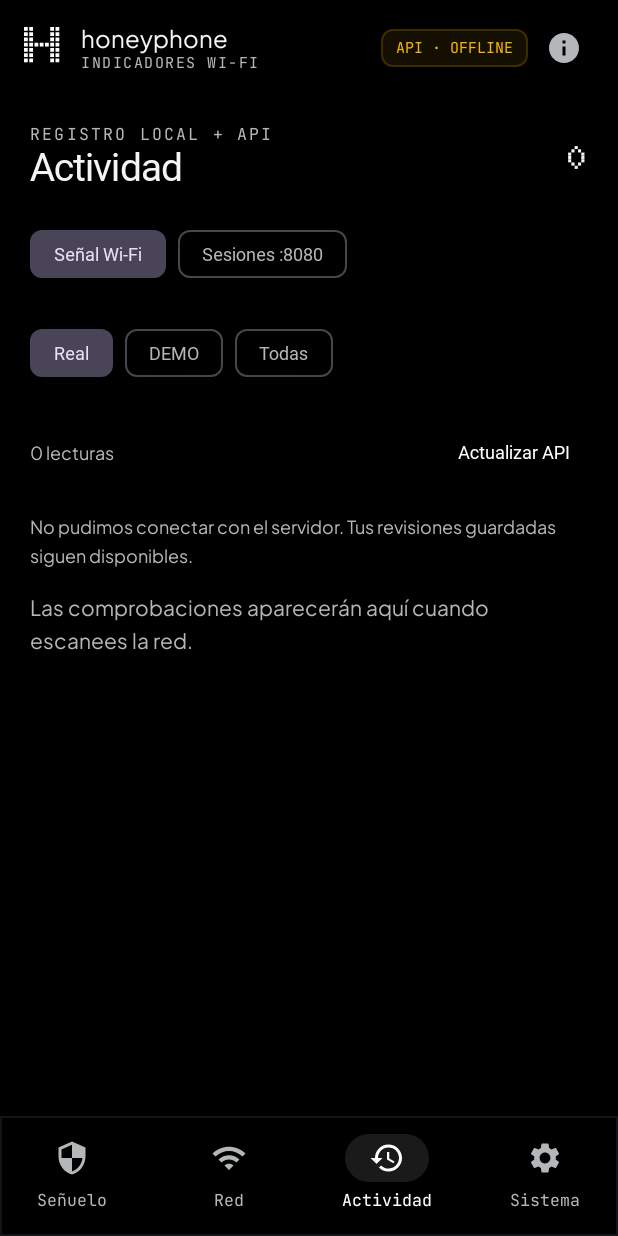
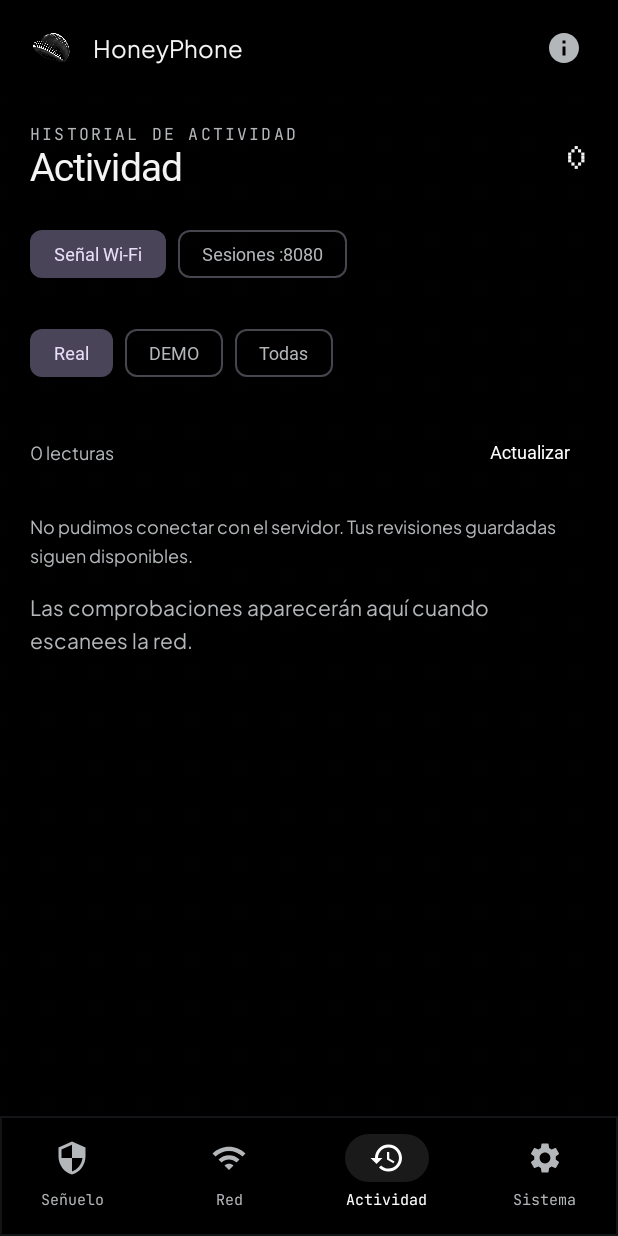
Before and after one commit to Fullgamer494/HoneyPhone-android, an Android app built with Jetpack Compose: the screen it shows after launch (MainActivity), item 3 of the bottom bar chosen, on a phone screen of 412 x 824 dp. Run offline under Robolectric (Android 15) with nearby library versions, the phone set to English and light mode, and no system bars; our stand-ins replace Room's generated code; network calls fail; pictures from the network do not load; Roboto replaces fonts that are not available here; 1 statement that could not run was skipped.

Commit message:
refactor: align app chrome and controls with flytrap identity

```diff
--- a/app/src/main/java/dev/honeyphone/app/ui/HoneyPhoneApp.kt
+++ b/app/src/main/java/dev/honeyphone/app/ui/HoneyPhoneApp.kt
@@ -19,17 +19,18 @@ import androidx.compose.ui.Alignment
 import androidx.compose.ui.Modifier
 import androidx.compose.ui.draw.clip
 import androidx.compose.ui.geometry.Offset
-import androidx.compose.ui.geometry.Size
 import androidx.compose.ui.graphics.*
 import androidx.compose.ui.graphics.drawscope.Stroke
 import androidx.compose.ui.graphics.vector.ImageVector
 import androidx.compose.ui.platform.LocalContext
+import androidx.compose.ui.res.painterResource
 import androidx.compose.ui.semantics.Role
 import androidx.compose.ui.text.font.FontWeight
 import androidx.compose.ui.unit.dp
 import androidx.compose.ui.unit.sp
 import androidx.core.content.FileProvider
 import dev.honeyphone.app.model.*
+import dev.honeyphone.app.R
 import java.io.File
 import java.text.DateFormat
 import java.util.Date
@@ -54,11 +55,6 @@ fun HoneyPhoneApp(viewModel: HoneyPhoneViewModel) {
         viewModel.clearMessage()
     }
     val canGoBack = state.destination in setOf(AppDestination.LIVE_REVIEW, AppDestination.DEMO_GALLERY, AppDestination.RESULT, AppDestination.DETAIL)
-    val apiIndicator = when(state.apiConnection) {
-        ApiConnectionState.CHECKING -> "API · ?" to HoneyStyle.Muted
-        ApiConnectionState.ONLINE -> "API · OK" to HoneyStyle.Lime
-        ApiConnectionState.OFFLINE -> "API · OFFLINE" to HoneyStyle.Amber
-    }
     BackHandler(enabled=canGoBack) { viewModel.goBack() }
     Box(Modifier.fillMaxSize()) {
         TechBackground()
@@ -68,11 +64,8 @@ fun HoneyPhoneApp(viewModel: HoneyPhoneViewModel) {
                 TopAppBar(
                     title={
                         Row(verticalAlignment=Alignment.CenterVertically, horizontalArrangement=Arrangement.spacedBy(10.dp)) {
-                            PixelMark(Modifier.size(28.dp))
-                            Column {
-                                Text("honeyphone", style=MaterialTheme.typography.titleMedium)
-                                Text("INDICADORES WI-FI", style=MaterialTheme.typography.labelSmall, color=HoneyStyle.Muted, letterSpacing=1.sp)
-                            }
+                            Image(painterResource(R.drawable.ic_honeyphone),contentDescription=null,modifier=Modifier.size(36.dp))
+                            Text("HoneyPhone", style=MaterialTheme.typography.titleMedium)
                         }
                     },
                     navigationIcon={
@@ -81,7 +74,6 @@ fun HoneyPhoneApp(viewModel: HoneyPhoneViewModel) {
                         }
                     },
                     actions={
-                        StatusPill(apiIndicator.first, apiIndicator.second)
                         IconButton(onClick={showQuickGuide=true}) { Icon(Icons.Default.Info,contentDescription="Guía y privacidad",tint=HoneyStyle.Muted) }
                         Spacer(Modifier.width(8.dp))
                     },
@@ -103,7 +95,7 @@ fun HoneyPhoneApp(viewModel: HoneyPhoneViewModel) {
                                 AppDestination.SETTINGS -> viewModel.openSettings()
                                 else -> viewModel.openHome()
                             }
-                        },icon={Icon(icon,contentDescription=null)},label={Text(label)},
+                        },icon={Icon(icon,contentDescription=null)},label={Text(label,maxLines=1,fontSize=10.sp)},
                             colors=NavigationBarItemDefaults.colors(selectedIconColor=HoneyStyle.Lime,
                                 selectedTextColor=HoneyStyle.Lime, indicatorColor=HoneyStyle.Lime.copy(alpha=0.1f),
                                 unselectedIconColor=HoneyStyle.Muted,unselectedTextColor=HoneyStyle.Muted))
@@ -113,7 +105,7 @@ fun HoneyPhoneApp(viewModel: HoneyPhoneViewModel) {
         ) { padding ->
             Box(Modifier.fillMaxSize().padding(padding)) {
                 when(state.destination) {
-                    AppDestination.HOME -> HomeScreen(state.networkLabelDraft,state.history,state.review,viewModel::setNetworkLabel,viewModel::openLivePreview,viewModel::openDemoGallery,viewModel::refreshApiStatus,viewModel::openHistoryReview,viewModel::syncCurrent,viewModel::exportCurrent,state.message)
+                    AppDestination.HOME -> HomeScreen(state.networkLabelDraft,state.history,state.review,viewModel::setNetworkLabel,viewModel::openLivePreview,viewModel::openDemoGallery,viewModel::openHistoryReview,viewModel::syncCurrent,viewModel::exportCurrent,state.message)
                     AppDestination.LIVE_REVIEW -> LiveScreen(state.working,state.message,viewModel::cancelReview)
                     AppDestination.DEMO_GALLERY -> DemoScreen(state.scenarios,viewModel::openDemo)
                     AppDestination.RESULT -> state.review?.let {
@@ -134,7 +126,7 @@ fun HoneyPhoneApp(viewModel: HoneyPhoneViewModel) {
                     AppDestination.HISTORY -> ActivityScreen(state.history,state.honeypotEvents,state.honeypotSessions,state.remoteHoneypotEvents,state.selectedHoneypotSessionId,state.honeypotRemoteMessage,state.working,state.message,viewModel::refreshHistory,viewModel::refreshHoneypotSessions,viewModel::clearHoneypotEvents,viewModel::openHistoryReview)
                     AppDestination.HONEYPOT -> HoneypotHomeScreen(state.honeypotStatus,state.honeypotEvents,
                         viewModel::startHoneypot,viewModel::stopHoneypot,viewModel::clearHoneypotEvents)
-                    AppDestination.SETTINGS -> SystemScreen(state.devices,state.deviceNameDraft,state.deviceMessage,state.currentInstallationId,viewModel::setDeviceName,viewModel::saveDeviceName,viewModel::revokeDevice,viewModel::refreshDevices,viewModel::openDemoGallery)
+                    AppDestination.SETTINGS -> SystemScreen(state.devices,state.deviceNameDraft,state.deviceMessage,state.currentInstallationId,state.apiConnection,viewModel::setDeviceName,viewModel::saveDeviceName,viewModel::revokeDevice,viewModel::refreshDevices,viewModel::refreshApiStatus,viewModel::openDemoGallery)
                 }
             }
         }
@@ -153,15 +145,6 @@ private fun TechBackground() {
         while(x<size.width){drawLine(HoneyStyle.Line.copy(alpha=0.11f),Offset(x,0f),Offset(x,size.height),0.5.dp.toPx());x+=step}
         var y=0f
         while(y<size.height){drawLine(HoneyStyle.Line.copy(alpha=0.11f),Offset(0f,y),Offset(size.width,y),0.5.dp.toPx());y+=step}
-    }
-}
-
-@Composable
-private fun PixelMark(modifier: Modifier=Modifier) {
-    Canvas(modifier) {
-        val pattern=listOf("1100011","1100011","1100011","1111111","1100011","1100011","1100011")
-        val unit=size.width/8f
-        pattern.forEachIndexed { y,row-> row.forEachIndexed { x,c->if(c=='1') drawRect(HoneyStyle.Lime,Offset(x*unit,y*unit),Size(unit*0.72f,unit*0.72f)) } }
     }
 }
 
@@ -211,16 +194,16 @@ private fun SecondaryAction(text: String,enabled: Boolean=true,icon: ImageVector
 
 @OptIn(ExperimentalMaterial3Api::class)
 @Composable
-private fun HomeScreen(label:String,history:List<ReviewHistoryItem>,review:ReviewPresentation?,onLabel:(String)->Unit,onLive: ()->Unit,onDemo: ()->Unit,onRefreshApi:()->Unit,onOpenReview:(String)->Unit,onSync:()->Unit,onExport:()->Unit,message:String?) {
+private fun HomeScreen(label:String,history:List<ReviewHistoryItem>,review:ReviewPresentation?,onLabel:(String)->Unit,onLive: ()->Unit,onDemo: ()->Unit,onOpenReview:(String)->Unit,onSync:()->Unit,onExport:()->Unit,message:String?) {
     var selectedSignal by remember { mutableStateOf<SignalPresentation?>(null) }
     val latest=history.filter { it.source==ReviewSource.LIVE }.maxByOrNull { it.createdAt }
     val metrics=latest?.wifiMetrics
     val latestReview=review?.takeIf { it.source==ReviewSource.LIVE && it.checkId==latest?.checkId }
     val signals=latestReview?.signals?.associateBy { it.kind }.orEmpty()
     Page {
-        Row(Modifier.fillMaxWidth(),horizontalArrangement=Arrangement.SpaceBetween,verticalAlignment=Alignment.CenterVertically) {
-            Column { Eyebrow("Red / lectura real",HoneyStyle.Muted); Text("Red Wi-Fi",style=MaterialTheme.typography.headlineSmall) }
-            StatusPill(if(latest==null)"SIN LECTURA" else syncLabel(latest.syncStatus),if(latest==null)HoneyStyle.Muted else syncColor(latest.syncStatus))
+        Column(verticalArrangement=Arrangement.spacedBy(4.dp)) {
+            Eyebrow("Red / lectura real",HoneyStyle.Muted)
+            Text("Red Wi-Fi",style=MaterialTheme.typography.headlineSmall)
         }
         Glass(accent=HoneyStyle.Line) {
             Row(Modifier.fillMaxWidth(),verticalAlignment=Alignment.CenterVertically,horizontalArrangement=Arrangement.spacedBy(18.dp)) {
@@ -240,10 +223,8 @@ private fun HomeScreen(label:String,history:List<ReviewHistoryItem>,review:Revie
                 label={Text("Etiqueta opcional")},placeholder={Text("Ej. Sala A")},isError=!validManualLabel(label))
             PrimaryAction("Escanear red",enabled=validManualLabel(label),onClick=onLive)
         }
-        Row(Modifier.fillMaxWidth(),horizontalArrangement=Arrangement.SpaceBetween,verticalAlignment=Alignment.CenterVertically) {
-            Eyebrow("Indicadores de la última revisión",HoneyStyle.Muted)
-            latest?.let { TextButton(onClick={onOpenReview(it.checkId)}) { Text("Ver informe") } }
-        }
+        Eyebrow("Última revisión",HoneyStyle.Muted)
+        latest?.let { TextButton(onClick={onOpenReview(it.checkId)}) { Text("Ver informe") } }
         Column(verticalArrangement=Arrangement.spacedBy(10.dp)) {
             Row(horizontalArrangement=Arrangement.spacedBy(10.dp)) {
                 SignalGridCell(SignalKind.WIFI_SECURITY,signals[SignalKind.WIFI_SECURITY],Modifier.weight(1f)){ signals[SignalKind.WIFI_SECURITY]?.let { selectedSignal=it } ?: latest?.let { onOpenReview(it.checkId) } }
@@ -254,12 +235,9 @@ private fun HomeScreen(label:String,history:List<ReviewHistoryItem>,review:Revie
                 SignalGridCell(SignalKind.HTTPS,signals[SignalKind.HTTPS],Modifier.weight(1f)){ signals[SignalKind.HTTPS]?.let { selectedSignal=it } ?: latest?.let { onOpenReview(it.checkId) } }
             }
         }
-        Row(Modifier.fillMaxWidth(),horizontalArrangement=Arrangement.SpaceBetween,verticalAlignment=Alignment.CenterVertically) {
-            Text("${history.count { it.source==ReviewSource.LIVE }} lecturas guardadas",style=MaterialTheme.typography.bodySmall,color=HoneyStyle.Muted)
-            TextButton(onClick=onRefreshApi){Text("Estado API")}
-        }
+        Text("${history.count { it.source==ReviewSource.LIVE }} lecturas guardadas",style=MaterialTheme.typography.bodySmall,color=HoneyStyle.Muted)
         if(latestReview!=null) Row(horizontalArrangement=Arrangement.spacedBy(10.dp)) {
-            OutlinedButton(onClick=onSync,modifier=Modifier.weight(1f)){Icon(Icons.Default.CloudUpload,null);Spacer(Modifier.width(6.dp));Text("Enviar API")}
+            OutlinedButton(onClick=onSync,modifier=Modifier.weight(1f)){Icon(Icons.Default.CloudUpload,null);Spacer(Modifier.width(6.dp));Text("Enviar",maxLines=1)}
             OutlinedButton(onClick=onExport,modifier=Modifier.weight(1f)){Icon(Icons.Default.Code,null);Spacer(Modifier.width(6.dp));Text("JSON")}
         }
         message?.let { Text(it,style=MaterialTheme.typography.bodySmall,color=HoneyStyle.Muted) }
@@ -429,7 +407,7 @@ private fun ActivityScreen(
     val filtered=latest.filter { labelFilter==null || it.networkLabel.orEmpty()==labelFilter }
     Page {
         Row(Modifier.fillMaxWidth(),horizontalArrangement=Arrangement.SpaceBetween,verticalAlignment=Alignment.CenterVertically) {
-            Column { Eyebrow("Registro local + API",HoneyStyle.Muted); Text("Actividad",style=MaterialTheme.typography.headlineMedium) }
+            Column { Eyebrow("Historial de actividad",HoneyStyle.Muted); Text("Actividad",style=MaterialTheme.typography.headlineMedium) }
             Text("${wifiItems.size+localEvents.size}",fontFamily=HoneyStyle.Dots,style=MaterialTheme.typography.headlineSmall,color=HoneyStyle.Ink)
         }
         Row(horizontalArrangement=Arrangement.spacedBy(8.dp)) {
@@ -444,7 +422,7 @@ private fun ActivityScreen(
             }
             Row(Modifier.fillMaxWidth(),horizontalArrangement=Arrangement.SpaceBetween,verticalAlignment=Alignment.CenterVertically) {
                 Text("${filtered.size} lecturas",style=MaterialTheme.typography.bodySmall,color=HoneyStyle.Muted)
-                TextButton(enabled=!working,onClick=onRefreshWifi){Text(if(working)"Actualizando…" else "Actualizar API")}
+                TextButton(enabled=!working,onClick=onRefreshWifi){Text(if(working)"Actualizando…" else "Actualizar")}
             }
             if(working) LinearProgressIndicator(Modifier.fillMaxWidth(),color=HoneyStyle.Ink,trackColor=HoneyStyle.Line)
             message?.let { Text(it,style=MaterialTheme.typography.bodySmall,color=HoneyStyle.Muted) }
@@ -496,7 +474,7 @@ private fun ActivityScreen(
                 ActivityEventRow("${event.method} ${event.path}",event.sourceAddress,event.userAgent,Date(event.occurredAt),event.responseCode,"LOCAL")
             }
             remoteEvents.forEach { event ->
-                ActivityEventRow("${event.method} ${event.path}",event.sourceIpMasked,event.userAgentFamily ?: "Desconocido",Date(event.occurredAt),event.responseCode,"API")
+                ActivityEventRow("${event.method} ${event.path}",event.sourceIpMasked,event.userAgentFamily ?: "Desconocido",Date(event.occurredAt),event.responseCode,"REMOTO")
             }
             if(localEvents.isEmpty()&&remoteEvents.isEmpty()) Text("Las peticiones del señuelo aparecerán aquí cuando inicies una sesión.",style=MaterialTheme.typography.bodyMedium,color=HoneyStyle.Muted)
         }
@@ -529,7 +507,7 @@ private fun SignalSparkline(values:List<Int>) {
 }
 
 @Composable
-private fun SystemScreen(devices:List<DeviceInfo>,deviceName:String,deviceMessage:String?,currentInstallationId:String,onDeviceName:(String)->Unit,onSaveDevice:()->Unit,onRevokeDevice:()->Unit,onRefreshDevices:()->Unit,onDemos:()->Unit) {
+private fun SystemScreen(devices:List<DeviceInfo>,deviceName:String,deviceMessage:String?,currentInstallationId:String,apiConnection:ApiConnectionState,onDeviceName:(String)->Unit,onSaveDevice:()->Unit,onRevokeDevice:()->Unit,onRefreshDevices:()->Unit,onRefreshApi:()->Unit,onDemos:()->Unit) {
     Page {
         Column(verticalArrangement=Arrangement.spacedBy(4.dp)) {
             Eyebrow("Dispositivo + configuración",HoneyStyle.Muted)
@@ -541,8 +519,8 @@ private fun SystemScreen(devices:List<DeviceInfo>,deviceName:String,deviceMessag
             Text("UUID · ${currentInstallationId.ifBlank { "registrando…" }}",fontFamily=HoneyStyle.Mono,style=MaterialTheme.typography.bodySmall,color=HoneyStyle.Muted)
             OutlinedTextField(value=deviceName,onValueChange=onDeviceName,label={Text("Alias")},singleLine=true,modifier=Modifier.fillMaxWidth())
             Row(horizontalArrangement=Arrangement.spacedBy(10.dp)) {
-                Button(onClick=onSaveDevice,modifier=Modifier.weight(1f)){Text("Guardar alias")}
-                OutlinedButton(onClick=onRefreshDevices,modifier=Modifier.weight(1f)){Text("Actualizar API")}
+                Button(onClick=onSaveDevice,modifier=Modifier.weight(1f)){Text("Guardar",maxLines=1)}
+                OutlinedButton(onClick=onRefreshDevices,modifier=Modifier.weight(1f)){Text("Actualizar",maxLines=1)}
             }
             deviceMessage?.let { Text(it,style=MaterialTheme.typography.bodySmall,color=HoneyStyle.Muted) }
             if(devices.any { it.installationId==currentInstallationId && it.active }) TextButton(onClick=onRevokeDevice){Text("Revocar esta instalación",color=HoneyStyle.Amber)}
@@ -574,6 +552,11 @@ private fun SystemScreen(devices:List<DeviceInfo>,deviceName:String,deviceMessag
             Eyebrow("Sondas DNS / HTTPS",HoneyStyle.Muted)
             Text(if(dev.honeyphone.app.core.network.ProbeConfig.load()==null)"Destino controlado pendiente" else "Destino de prueba configurado",style=MaterialTheme.typography.titleMedium)
             Text("DNS y HTTPS solo se comprueban contra destinos configurados por el proyecto.",style=MaterialTheme.typography.bodySmall,color=HoneyStyle.Muted)
+        }
+        Glass {
+            Eyebrow("Conexión con el servidor",HoneyStyle.Muted)
+            Text(when(apiConnection){ApiConnectionState.CHECKING->"Comprobando conexión";ApiConnectionState.ONLINE->"Servidor disponible";ApiConnectionState.OFFLINE->"Servidor no disponible"},style=MaterialTheme.typography.titleMedium)
+            TextButton(onClick=onRefreshApi){Text("Comprobar conexión")}
         }
         SecondaryAction("Ejemplos DEMO",icon=Icons.Default.Science,onClick=onDemos)
     }
--- a/app/src/main/res/drawable/ic_honeyphone.xml
+++ /dev/null
@@ -1 +0,0 @@
-<vector xmlns:android="http://schemas.android.com/apk/res/android" android:width="108dp" android:height="108dp" android:viewportWidth="108" android:viewportHeight="108"><path android:fillColor="#D4FF33" android:pathData="M30,30h5v5h-5z M37,30h5v5h-5z M65,30h5v5h-5z M72,30h5v5h-5z M30,37h5v5h-5z M37,37h5v5h-5z M65,37h5v5h-5z M72,37h5v5h-5z M30,44h5v5h-5z M37,44h5v5h-5z M65,44h5v5h-5z M72,44h5v5h-5z M30,51h5v5h-5z M37,51h5v5h-5z M44,51h5v5h-5z M51,51h5v5h-5z M58,51h5v5h-5z M65,51h5v5h-5z M72,51h5v5h-5z M30,58h5v5h-5z M37,58h5v5h-5z M65,58h5v5h-5z M72,58h5v5h-5z M30,65h5v5h-5z M37,65h5v5h-5z M65,65h5v5h-5z M72,65h5v5h-5z M30,72h5v5h-5z M37,72h5v5h-5z M65,72h5v5h-5z M72,72h5v5h-5z"/></vector>
--- a/app/src/main/res/values-v31/styles.xml
+++ b/app/src/main/res/values-v31/styles.xml
@@ -1 +1 @@
-<resources><style name="Theme.HoneyPhone" parent="android:style/Theme.Material.NoActionBar"><item name="android:windowBackground">#080D0B</item><item name="android:windowSplashScreenBackground">#080D0B</item><item name="android:windowSplashScreenAnimatedIcon">@drawable/ic_honeyphone</item><item name="android:colorAccent">#D4FF33</item><item name="android:windowLightStatusBar">false</item><item name="android:windowLightNavigationBar">false</item><item name="android:navigationBarColor">#080D0B</item></style></resources>
+<resources><style name="Theme.HoneyPhone" parent="android:style/Theme.Material.NoActionBar"><item name="android:windowBackground">#000000</item><item name="android:windowSplashScreenBackground">#000000</item><item name="android:windowSplashScreenAnimatedIcon">@drawable/ic_honeyphone</item><item name="android:colorAccent">#FFFFFF</item><item name="android:windowLightStatusBar">false</item><item name="android:windowLightNavigationBar">false</item><item name="android:navigationBarColor">#000000</item></style></resources>
--- a/app/src/main/res/values/colors.xml
+++ b/app/src/main/res/values/colors.xml
@@ -1 +1 @@
-<resources><color name="honey_background">#080D0B</color></resources>
+<resources><color name="honey_background">#000000</color></resources>
--- a/app/src/main/res/values/styles.xml
+++ b/app/src/main/res/values/styles.xml
@@ -1,11 +1,11 @@
 <resources>
     <style name="Theme.HoneyPhone" parent="android:style/Theme.Material.NoActionBar">
         <item name="android:fontFamily">sans</item>
-        <item name="android:colorAccent">#D4FF33</item>
-        <item name="android:windowBackground">#080D0B</item>
-        <item name="android:statusBarColor">#080D0B</item>
+        <item name="android:colorAccent">#FFFFFF</item>
+        <item name="android:windowBackground">#000000</item>
+        <item name="android:statusBarColor">#000000</item>
         <item name="android:windowLightStatusBar">false</item>
-        <item name="android:navigationBarColor">#080D0B</item>
+        <item name="android:navigationBarColor">#000000</item>
         <item name="android:windowLightNavigationBar">false</item>
     </style>
 </resources>
```
Also changed, not shown: app/src/main/res/drawable-nodpi/ic_honeyphone.png (added).
